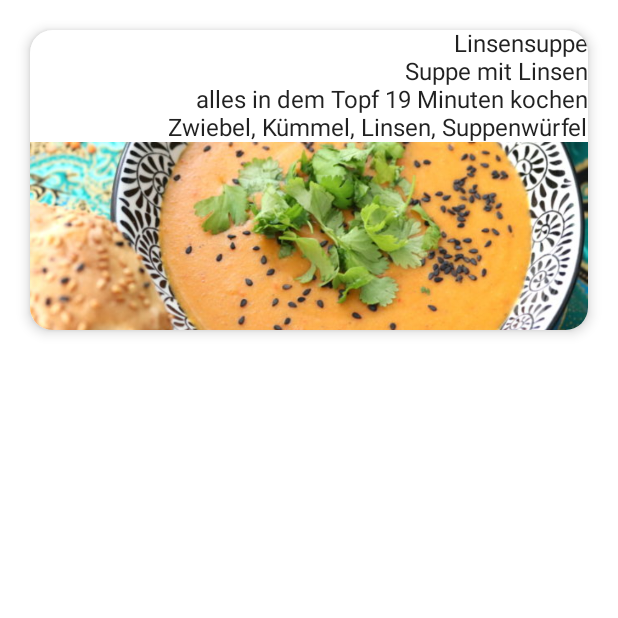
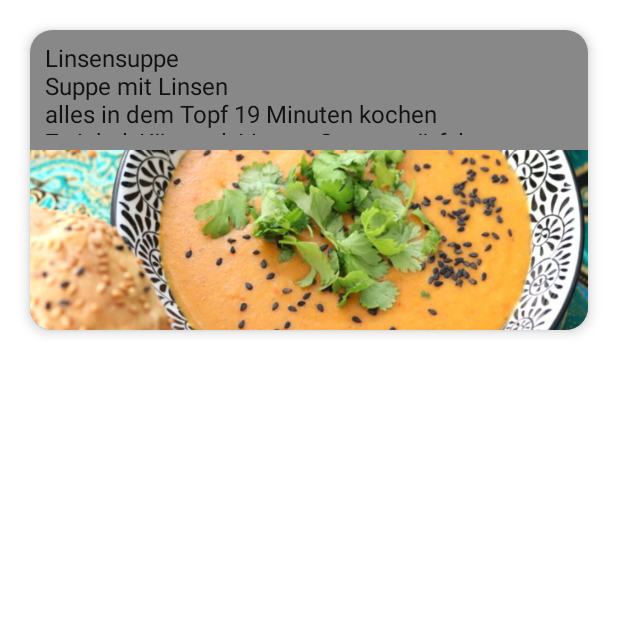
Before and after one commit to MothHunter/YummyNotes, an Android app built with Jetpack Compose: the composable RecipeRow called with sample values from the repository, on a phone screen of 412 x 824 dp, the top half of it. Run offline under Robolectric (Android 15) with nearby library versions, the phone set to English and light mode, and no system bars.

Commit message:
fixed cards

```diff
--- a/app/src/main/java/com/example/yummynotes/screens/HomeScreen.kt
+++ b/app/src/main/java/com/example/yummynotes/screens/HomeScreen.kt
@@ -1,6 +1,7 @@
 package com.example.yummynotes
 
 import androidx.compose.foundation.Image
+import androidx.compose.foundation.background
 import androidx.compose.foundation.layout.*
 import androidx.compose.foundation.lazy.LazyColumn
 import androidx.compose.foundation.lazy.items
@@ -10,6 +11,9 @@ import androidx.compose.material.Text
 import androidx.compose.runtime.Composable
 import androidx.compose.ui.Alignment
 import androidx.compose.ui.Modifier
+import androidx.compose.ui.draw.clip
+import androidx.compose.ui.draw.paint
+import androidx.compose.ui.graphics.Color
 import androidx.compose.ui.layout.ContentScale
 import androidx.compose.ui.res.painterResource
 import androidx.compose.ui.unit.dp
@@ -70,21 +74,22 @@ fun RecipeRow(recipe: Recipe) { //später werden mehrere Parameter eingefügt
 
     Card(modifier = Modifier
         .fillMaxWidth()
-        .padding(20.dp),
+        .padding(20.dp)
+        .height(200.dp),
+
         elevation = 5.dp,
-        shape = RoundedCornerShape(15.dp)
+        shape = RoundedCornerShape(15.dp),
+        backgroundColor = Color.Gray
+
     ) {
         Column(
-            modifier = Modifier.fillMaxWidth()
-                .height(200.dp)
-                .width(200.dp),
             verticalArrangement = Arrangement.Top,
-            horizontalAlignment = Alignment.End
+            //horizontalAlignment = Alignment.End
         ) {
-            Text(recipe.title)
-            Text(recipe.description)
-            Text(recipe.instructions)
-            Text(recipe.ingredients)
+            Text("${recipe.title}\n${recipe.description}\n${recipe.instructions}\n${recipe.ingredients}",
+                modifier = Modifier.height(80.dp)
+                    .padding(10.dp))
+
             //later add the row and box etc when needed
             Box(
                 modifier = Modifier.fillMaxWidth()
@@ -99,7 +104,6 @@ fun RecipeRow(recipe: Recipe) { //später werden mehrere Parameter eingefügt
                         .fillMaxWidth()
                         .height(200.dp)
                         .width(200.dp)
-
                 )
                 Box(
                     modifier = Modifier
```
